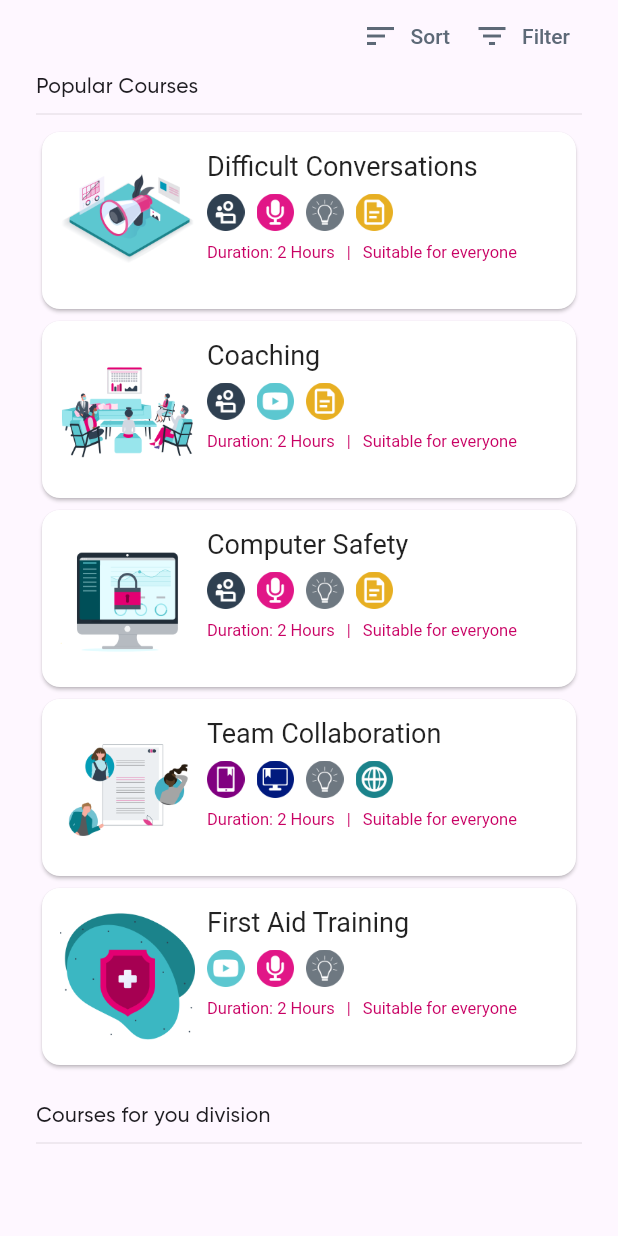
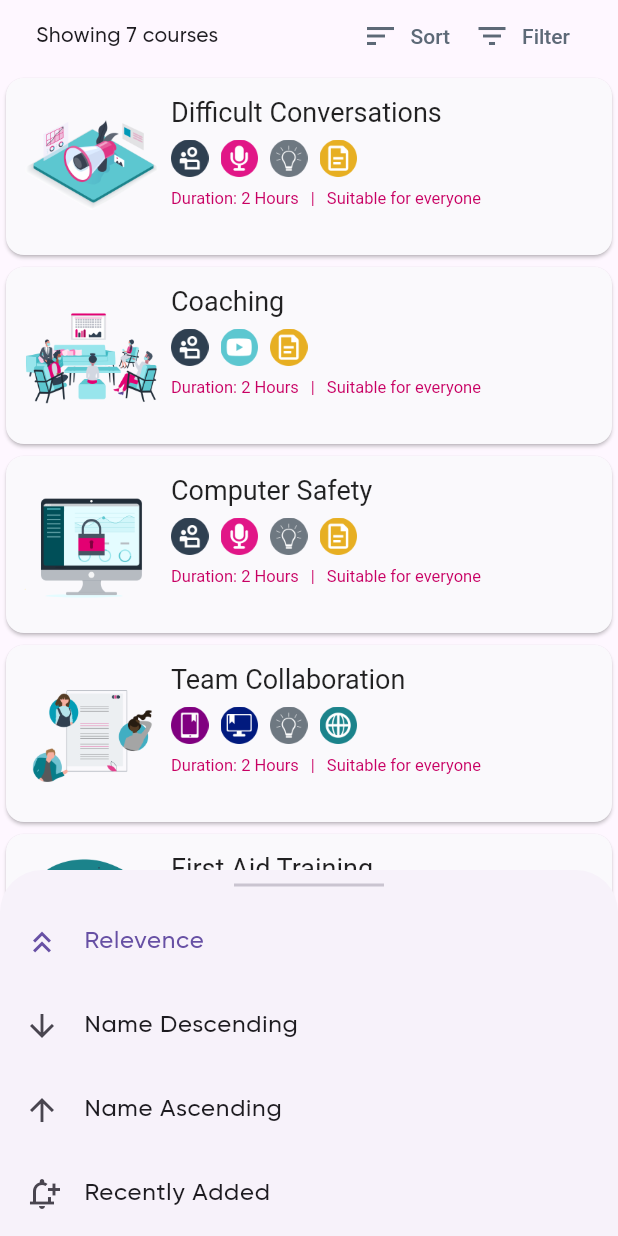
Before and after one commit to BelchieBen/I-Learn, a Flutter app: the SearchCourses widget shown alone on an empty page, opened directly, after a tap on "Sort", on a phone screen of 412 x 824 dp. Run offline on Flutter 3.47's test engine with Material 2 defaults, Android fonts, the phone set to English and light mode, and no system bars; our stand-ins replace lottie, string_validator; network calls fail.

Commit message:
Updated the layout of the search course page and added a bottom sheet for sorting results

```diff
--- a/lib/src/pages/courses/search_courses.dart
+++ b/lib/src/pages/courses/search_courses.dart
@@ -10,6 +10,7 @@ class SearchCourses extends StatefulWidget {
 }
 
 class _SearchCoursesState extends State<SearchCourses> {
+  int _selectedSortIndex = 0;
   final courses = [
     {
       "title": "Difficult Conversations",
@@ -41,6 +42,25 @@ class _SearchCoursesState extends State<SearchCourses> {
       "learningContents": "Video.png,Podcast.png,TopTips.png",
       "tags": "Duration: 2 Hours,Suitable for everyone",
     },
+    {
+      "title": "Assertive Communication",
+      "image": "images/ConflictResolution.png",
+      "learningContents": "FaceToFace.png,Podcast.png,TopTips.png,Article.png",
+      "tags": "Duration: 4 Hours,Suitable for everyone",
+    },
+    {
+      "title": "Assertive Communication",
+      "image": "images/ConflictResolution.png",
+      "learningContents": "FaceToFace.png,Podcast.png,TopTips.png,Article.png",
+      "tags": "Duration: 4 Hours,Suitable for everyone",
+    },
+  ];
+
+  final sortFilters = [
+    {"icon": Icons.keyboard_double_arrow_up, "sortBy": "Relevence"},
+    {"icon": Icons.arrow_downward, "sortBy": "Name Descending"},
+    {"icon": Icons.arrow_upward, "sortBy": "Name Ascending"},
+    {"icon": Icons.notification_add_outlined, "sortBy": "Recently Added"},
   ];
 
   @override
@@ -51,8 +71,6 @@ class _SearchCoursesState extends State<SearchCourses> {
           child: ConstrainedBox(
             constraints:
                 BoxConstraints(minHeight: viewportConstraints.maxHeight),
-            child: Padding(
-              padding: const EdgeInsets.fromLTRB(24, 0, 24, 0),
             child: Theme(
               data: ThemeData(
                 canvasColor: Colors.transparent,
@@ -70,14 +88,34 @@ class _SearchCoursesState extends State<SearchCourses> {
               child: Column(
                 crossAxisAlignment: CrossAxisAlignment.start,
                 children: [
-                    filterButtons(),
-                    const Text("Popular Courses"),
-                    const Divider(),
-                    for (var course in courses)
-                      Card(
+                  Padding(
+                    padding: const EdgeInsets.fromLTRB(24, 0, 24, 0),
+                    child: filterButtons(),
+                  ),
+                  coursesListView(),
+                ],
+              ),
+            ),
+          ),
+        );
+      },
+    );
+  }
+
+  ListView coursesListView() {
+    return ListView.builder(
+      itemCount: courses.length,
+      physics: const ScrollPhysics(),
+      shrinkWrap: true,
+      itemBuilder: (BuildContext context, index) {
+        final course = courses[index];
+        return Card(
+          color: const Color.fromARGB(255, 250, 249, 252),
           shape: RoundedRectangleBorder(
             borderRadius: BorderRadius.circular(12),
           ),
+          child: InkWell(
+            onTap: () {},
             child: Padding(
               padding: const EdgeInsets.all(12.0),
               child: Row(
@@ -98,8 +136,7 @@ class _SearchCoursesState extends State<SearchCourses> {
                         style: const TextStyle(fontSize: 18),
                       ),
                       LearningTypes(
-                                    contentTypes:
-                                        course["learningContents"]!.split(","),
+                        contentTypes: course["learningContents"]!.split(","),
                       ),
                       CourseTags(
                         tags: course["tags"]!.split(","),
@@ -111,27 +148,66 @@ class _SearchCoursesState extends State<SearchCourses> {
               ),
             ),
           ),
-                    const SizedBox(
-                      height: 20,
-                    ),
-                    const Text("Courses for you division"),
-                    const Divider(),
-                  ],
-                ),
-              ),
-            ),
-          ),
         );
       },
     );
   }
 
-  Row filterButtons() {
+  void _settingModalBottomSheet(context) {
+    showBottomSheet(
+        context: context,
+        elevation: 2,
+        enableDrag: true,
+        builder: (BuildContext bc) {
+          return Wrap(
+            crossAxisAlignment: WrapCrossAlignment.center,
+            children: <Widget>[
+              const SizedBox(
+                height: 20,
+              ),
+              Row(
+                children: const [
+                  Spacer(),
+                  SizedBox(
+                    width: 100,
+                    height: 2,
+                    child: Divider(
+                      thickness: 2,
+                    ),
+                  ),
+                  Spacer(),
+                ],
+              ),
+              for (var sort in sortFilters)
+                ListTile(
+                    leading: Icon(sort["icon"]! as IconData?),
+                    selected: _selectedSortIndex == sortFilters.indexOf(sort),
+                    title: Text(sort["sortBy"]! as String),
+                    onTap: () => {
+                          Navigator.of(context).pop(),
+                          setState(() {
+                            _selectedSortIndex = sortFilters.indexOf(sort);
+                          })
+                        }),
+            ],
+          );
+        });
+  }
+
+  Builder filterButtons() {
+    final int courseCount = courses.length;
+    return Builder(builder: (context) {
       return Row(
+        children: [
+          Text("Showing $courseCount courses"),
+          const Spacer(),
+          Row(
             mainAxisAlignment: MainAxisAlignment.end,
             children: [
               TextButton.icon(
-          onPressed: () {},
+                onPressed: () {
+                  _settingModalBottomSheet(context);
+                },
                 icon: const Icon(Icons.sort),
                 label: const Text("Sort"),
               ),
@@ -141,6 +217,9 @@ class _SearchCoursesState extends State<SearchCourses> {
                 label: const Text("Filter"),
               ),
             ],
+          ),
+        ],
       );
+    });
   }
 }
```
Lines whose indentation alone changed are shown as unchanged.
